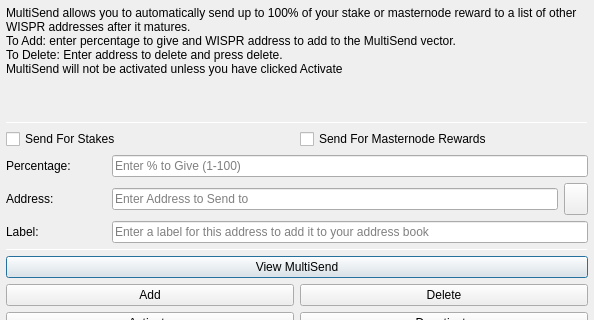
This is src/qt/forms/multisenddialog.ui in rpicoin/rpicore as Qt 5 draws it before an edit; both pictures show x 0 to 594 and y 0 to 320 of the 594 by 526 pixel window. The edited form follows.
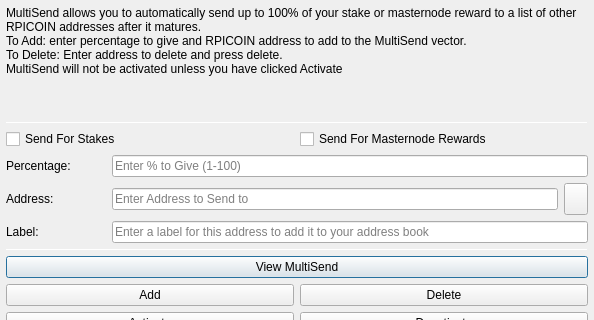
This is the edited form. Icons and pictures are not drawn.

Commit message: [CORE] Wispr -> Rpicoin

```diff
--- a/src/qt/forms/multisenddialog.ui
+++ b/src/qt/forms/multisenddialog.ui
@@ -28,8 +28,8 @@
         <number>1</number>
        </property>
        <property name="text">
-        <string>MultiSend allows you to automatically send up to 100% of your stake or masternode reward to a list of other WISPR addresses after it matures.
-To Add: enter percentage to give and WISPR address to add to the MultiSend vector.
+        <string>MultiSend allows you to automatically send up to 100% of your stake or masternode reward to a list of other RPICOIN addresses after it matures.
+To Add: enter percentage to give and RPICOIN address to add to the MultiSend vector.
 To Delete: Enter address to delete and press delete.
 MultiSend will not be activated unless you have clicked Activate</string>
        </property>
```
Left out of the diff: 4 changed lines with no effect on the pictures. The commit also changes 563 other files.
